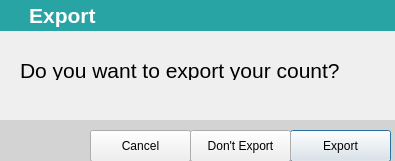
Above: SwiftWatch/CSV_exporter.ui from colbytimm/SwiftWatch before the change. Below: the same form after it.
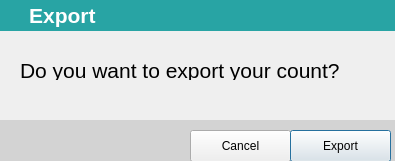
That is the form after the change.

Commit message:
Error export dialog
Added an error export dialog. Play and stop button doesn't show on startup

```diff
--- a/SwiftWatch/CSV_exporter.ui
+++ b/SwiftWatch/CSV_exporter.ui
@@ -31,6 +31,15 @@
     <string notr="true">QPushButton#Export {
     background-color: blue;
 	border-color: beige;
+}
+
+QToolTip {
+	background-color: rgb(0, 0, 0);
+    border-radius: 6px;
+	color : white;
+	padding: 2px;
+    opacity: 200;
+	font: 75 13pt &quot;Arial&quot;;
 }</string>
    </property>
    <property name="text">
@@ -40,7 +49,7 @@
   <widget class="QPushButton" name="cancel_btn">
    <property name="geometry">
     <rect>
-     <x>90</x>
+     <x>190</x>
      <y>130</y>
      <width>101</width>
      <height>32</height>
@@ -51,6 +60,19 @@
      <family>Arial</family>
     </font>
    </property>
+   <property name="toolTip">
+    <string>&lt;html&gt;&lt;head/&gt;&lt;body&gt;&lt;p&gt;Cancel&lt;/p&gt;&lt;/body&gt;&lt;/html&gt;</string>
+   </property>
+   <property name="styleSheet">
+    <string notr="true">QToolTip {
+	background-color: rgb(0, 0, 0);
+    border-radius: 6px;
+	color : white;
+	padding: 2px;
+    opacity: 200;
+	font: 75 13pt &quot;Arial&quot;;
+}</string>
+   </property>
    <property name="text">
     <string>Cancel</string>
    </property>
@@ -119,30 +141,6 @@
     <string/>
    </property>
   </widget>
-  <widget class="QPushButton" name="dont_export_btn">
-   <property name="geometry">
-    <rect>
-     <x>190</x>
-     <y>130</y>
-     <width>101</width>
-     <height>32</height>
-    </rect>
-   </property>
-   <property name="font">
-    <font>
-     <family>Arial</family>
-    </font>
-   </property>
-   <property name="styleSheet">
-    <string notr="true">QPushButton#Export {
-    background-color: blue;
-	border-color: beige;
-}</string>
-   </property>
-   <property name="text">
-    <string>Don't Export</string>
-   </property>
-  </widget>
   <zorder>label</zorder>
   <zorder>label_2</zorder>
   <zorder>label_3</zorder>
```
Left out of the diff: 4 changed lines with no effect on the pictures. The commit also changes 5 other files.
